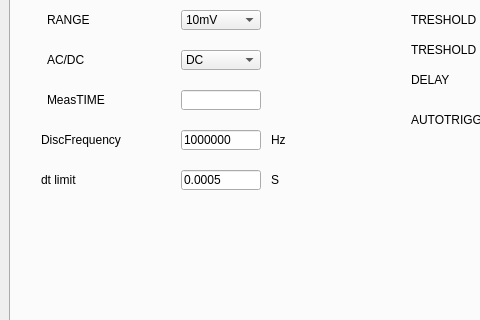
This is gui_layout.ui in snowmanpro3/picoscope as Qt 5 draws it before an edit; both pictures show x 0 to 480 and y 134 to 454 of the 1340 by 789 pixel window. The edited form follows.
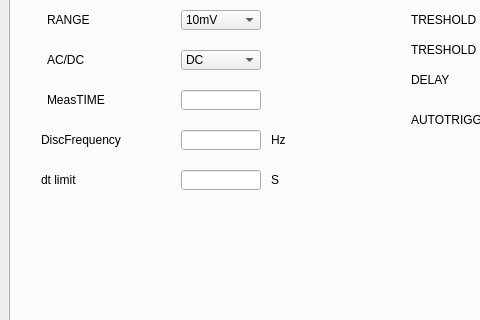
This is the edited form.

The edit to the form file:
```diff
--- a/gui_layout.ui
+++ b/gui_layout.ui
@@ -4180,7 +4180,7 @@
          </size>
         </property>
         <property name="text">
-         <string>1000000</string>
+         <string/>
         </property>
        </widget>
        <widget class="QLabel" name="discFrequency_label">
@@ -4280,7 +4280,7 @@
          </size>
         </property>
         <property name="text">
-         <string>0.0005</string>
+         <string/>
         </property>
        </widget>
        <widget class="QLabel" name="range_label_3">
```
Left out of the diff: 2 changed lines with no effect on the pictures.
